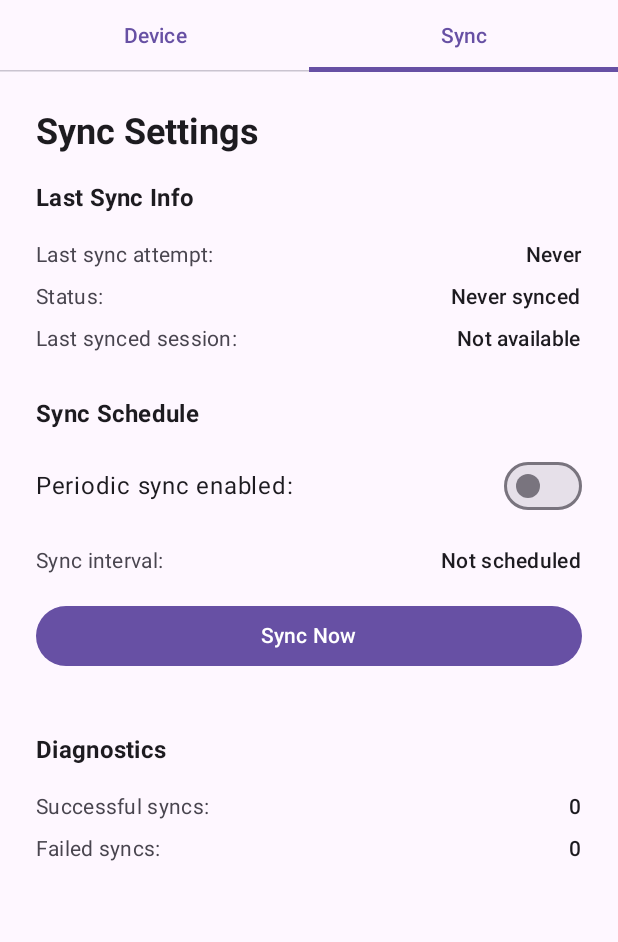
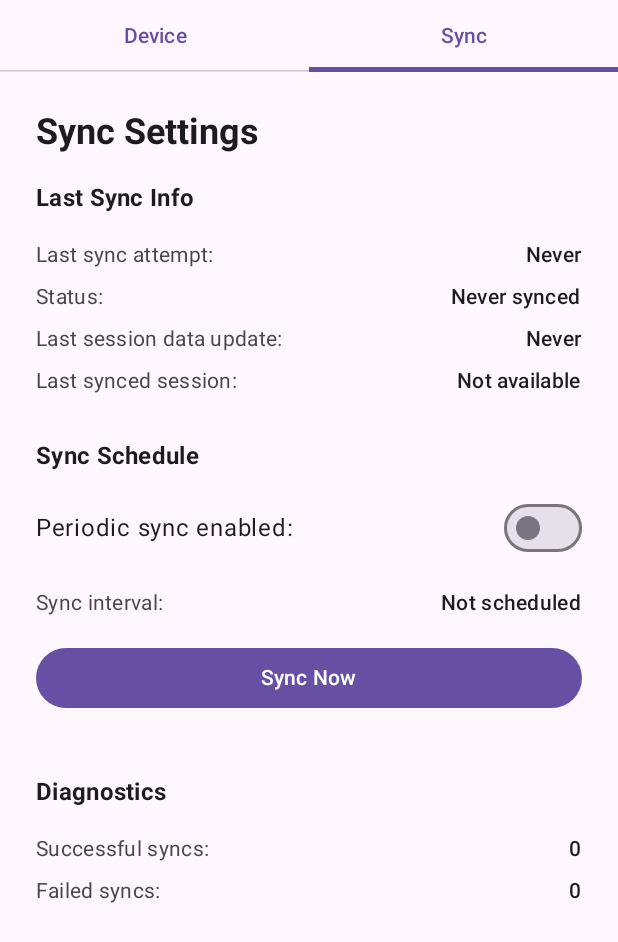
Before and after one commit to khusmann/bike-iot-tracker, an Android app built with Jetpack Compose: the composable BikeTrackerScreen shown on its own in the app's theme, tab 2 chosen, on a phone screen of 412 x 824 dp. Shown: the top 942 px of the screen. Run offline under Robolectric (Android 15) with nearby library versions, the phone set to English and light mode, and no system bars; libraries missing offline, so code that uses them is left out: androidx.health.connect; 9 statements that could not run were skipped.

Commit message:
fix last session data update field

```diff
--- a/android/app/src/main/java/com/biketracker/BackgroundSyncWorker.kt
+++ b/android/app/src/main/java/com/biketracker/BackgroundSyncWorker.kt
@@ -289,6 +289,12 @@ class BackgroundSyncWorker(
                                     syncPrefs.recordSyncSuccess(device.device.address)
                                     Log.d(TAG, "Recorded successful sync to local storage")
 
+                                    // Update last session data update timestamp if we synced any sessions
+                                    if (sessionsSynced > 0) {
+                                        syncPrefs.lastSessionDataUpdateTimestamp = System.currentTimeMillis()
+                                        Log.d(TAG, "Updated last session data update timestamp")
+                                    }
+
                                     gatt.disconnect()
                                     resumeOnce(continuation, true)
                                     return
--- a/android/app/src/main/java/com/biketracker/MainActivity.kt
+++ b/android/app/src/main/java/com/biketracker/MainActivity.kt
@@ -379,14 +379,15 @@ fun SyncTab(context: android.content.Context, healthConnectAvailable: Boolean) {
             }
         }
 
-        // Show when we last updated session data
-        val lastSessionDataUpdate = when (val status = syncState.lastSyncStatus) {
-            is SyncStatus.Success -> status.timestamp
-            else -> 0L
-        }
-        if (lastSessionDataUpdate > 0) {
-            SyncInfoRow("Last session data update:", formatTimestamp(lastSessionDataUpdate))
-        }
+        // Show when we last updated session data (only when sessions were actually synced)
+        val lastSessionDataUpdate = syncPrefs.lastSessionDataUpdateTimestamp
+        SyncInfoRow("Last session data update:",
+            if (lastSessionDataUpdate > 0) {
+                formatTimestamp(lastSessionDataUpdate)
+            } else {
+                "Never"
+            }
+        )
 
         // Show last synced session from HealthConnect
         if (!healthConnectAvailable) {
--- a/android/app/src/main/java/com/biketracker/SyncPreferences.kt
+++ b/android/app/src/main/java/com/biketracker/SyncPreferences.kt
@@ -28,6 +28,7 @@ class SyncPreferences(context: Context) {
         private const val KEY_SYNC_ENABLED = "sync_enabled"
         private const val KEY_TARGET_DEVICE_ADDRESS = "target_device_address"
         private const val KEY_TARGET_DEVICE_NAME = "target_device_name"
+        private const val KEY_LAST_SESSION_DATA_UPDATE_TIMESTAMP = "last_session_data_update_timestamp"
     }
 
     /**
@@ -94,6 +95,13 @@ class SyncPreferences(context: Context) {
         set(value) = prefs.edit().putString(KEY_TARGET_DEVICE_NAME, value).apply()
 
     /**
+     * Last time session data was actually synced (non-zero sessions)
+     */
+    var lastSessionDataUpdateTimestamp: Long
+        get() = prefs.getLong(KEY_LAST_SESSION_DATA_UPDATE_TIMESTAMP, 0L)
+        set(value) = prefs.edit().putLong(KEY_LAST_SESSION_DATA_UPDATE_TIMESTAMP, value).apply()
+
+    /**
      * Record a successful sync
      */
     fun recordSyncSuccess(deviceAddress: String) {
```
